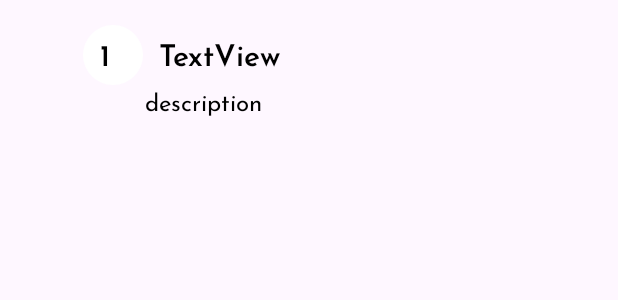
After one commit to poey11/FitMeApp, an Android app: the layout circuit_template.xml on its own in the app's theme, with its tools: preview values and no code run, on a phone screen of 412 x 824 dp. The commit adds this screen. Shown: the top 300 px of the screen. Run offline under Robolectric (Android 15) with nearby library versions, the light colour scheme and no system bars.

Commit message:
implement the initial view workout/circuit

```diff
--- a/app/src/main/AndroidManifest.xml
+++ b/app/src/main/AndroidManifest.xml
@@ -21,8 +21,11 @@
                 <category android:name="android.intent.category.LAUNCHER" />
             </intent-filter>
         </activity>
+
         <activity android:name=".activities.CreateNewWorkout">
+        </activity>
 
+        <activity android:name=".activities.ViewWorkout">
         </activity>
         <meta-data
             android:name="preloaded_fonts"
--- a/app/src/main/java/com/example/mobdeve/s13/payao/malcolm/fitme/activities/CreateNewWorkout.kt
+++ b/app/src/main/java/com/example/mobdeve/s13/payao/malcolm/fitme/activities/CreateNewWorkout.kt
@@ -3,9 +3,12 @@ package com.example.mobdeve.s13.payao.malcolm.fitme.activities
 import android.os.Bundle
 import android.widget.Button
 import androidx.appcompat.app.AppCompatActivity
+import androidx.recyclerview.widget.LinearLayoutManager
+import androidx.recyclerview.widget.RecyclerView
 import com.example.mobdeve.s13.payao.malcolm.fitme.R
 
 class CreateNewWorkout: AppCompatActivity() {
+
     override fun onCreate(savedInstanceState: Bundle?) {
         super.onCreate(savedInstanceState)
         setContentView(R.layout.create_new_workout)
@@ -16,4 +19,6 @@ class CreateNewWorkout: AppCompatActivity() {
             finish()
         }
     }
+
+
 }
--- a/app/src/main/java/com/example/mobdeve/s13/payao/malcolm/fitme/fragments/HomeFragment.kt
+++ b/app/src/main/java/com/example/mobdeve/s13/payao/malcolm/fitme/fragments/HomeFragment.kt
@@ -12,6 +12,7 @@ import androidx.recyclerview.widget.RecyclerView
 import com.example.mobdeve.s13.payao.malcolm.fitme.database.DataHelper
 import com.example.mobdeve.s13.payao.malcolm.fitme.R
 import com.example.mobdeve.s13.payao.malcolm.fitme.activities.CreateNewWorkout
+import com.example.mobdeve.s13.payao.malcolm.fitme.activities.ViewWorkout
 import com.example.mobdeve.s13.payao.malcolm.fitme.models.Workout
 import com.example.mobdeve.s13.payao.malcolm.fitme.adapter.WorkoutAdapter
 import com.google.android.material.floatingactionbutton.FloatingActionButton
@@ -39,7 +40,6 @@ class HomeFragment : Fragment() {
 
         val fab: FloatingActionButton = view.findViewById(R.id.floatingActionButton)
 
-
         fab.setOnClickListener {
             val intent = Intent(requireContext(), CreateNewWorkout::class.java)
             startActivity(intent)
--- /dev/null
+++ b/app/src/main/res/drawable/circle_shape.xml
@@ -0,0 +1,5 @@
+<?xml version="1.0" encoding="utf-8"?>
+<shape xmlns:android="http://schemas.android.com/apk/res/android"
+    android:shape="oval">
+    <solid android:color="#FFFFFF" /> <!-- White color -->
+</shape>
--- /dev/null
+++ b/app/src/main/res/layout/circuit_template.xml
@@ -0,0 +1,82 @@
+<?xml version="1.0" encoding="utf-8"?>
+<androidx.constraintlayout.widget.ConstraintLayout xmlns:android="http://schemas.android.com/apk/res/android"
+    xmlns:app="http://schemas.android.com/apk/res-auto"
+    xmlns:tools="http://schemas.android.com/tools"
+    android:layout_marginTop="15dp"
+    android:layout_gravity="center_horizontal"
+    android:layout_width="wrap_content"
+    android:layout_height="wrap_content"
+
+    >
+
+    <androidx.constraintlayout.widget.ConstraintLayout
+        android:layout_width="350dp"
+        android:layout_height="80dp"
+        app:layout_constraintBottom_toBottomOf="parent"
+        app:layout_constraintEnd_toEndOf="parent"
+        app:layout_constraintHorizontal_bias="0.491"
+        app:layout_constraintStart_toStartOf="parent"
+        app:layout_constraintTop_toTopOf="parent"
+        app:layout_constraintVertical_bias="0.024">
+
+        <TextView
+            android:id="@+id/textView4"
+            android:layout_width="wrap_content"
+            android:layout_height="wrap_content"
+            android:fontFamily="@font/josefin_sans_semibold"
+            android:text="TextView"
+            android:textColor="@color/black"
+            android:textSize="20dp"
+            app:layout_constraintBottom_toBottomOf="parent"
+            app:layout_constraintEnd_toEndOf="parent"
+            app:layout_constraintHorizontal_bias="0.279"
+            app:layout_constraintStart_toStartOf="parent"
+            app:layout_constraintTop_toTopOf="parent"
+            app:layout_constraintVertical_bias="0.127" />
+
+        <ImageView
+            android:id="@+id/imageView4"
+            android:layout_width="40dp"
+            android:layout_height="40dp"
+            android:background="@drawable/circle_shape"
+            android:scaleType="fitCenter"
+            app:layout_constraintBottom_toBottomOf="parent"
+            app:layout_constraintEnd_toEndOf="parent"
+            app:layout_constraintHorizontal_bias="0.08"
+            app:layout_constraintStart_toStartOf="parent"
+            app:layout_constraintTop_toTopOf="parent"
+            app:layout_constraintVertical_bias="0.04" />
+
+        <TextView
+            android:id="@+id/textView5"
+            android:layout_width="wrap_content"
+            android:layout_height="wrap_content"
+            android:fontFamily="@font/josefin_sans_semibold"
+            android:text="1"
+            android:textColor="@color/black"
+            android:textSize="20dp"
+            app:layout_constraintBottom_toBottomOf="parent"
+            app:layout_constraintEnd_toEndOf="parent"
+            app:layout_constraintHorizontal_bias="0.104"
+            app:layout_constraintStart_toStartOf="parent"
+            app:layout_constraintTop_toTopOf="parent"
+            app:layout_constraintVertical_bias="0.127" />
+
+        <TextView
+            android:id="@+id/textView6"
+            android:layout_width="wrap_content"
+            android:layout_height="wrap_content"
+            android:fontFamily="@font/josefin_sans"
+            android:text="description"
+            android:textColor="@color/black"
+            android:textSize="16dp"
+            app:layout_constraintBottom_toBottomOf="parent"
+            app:layout_constraintEnd_toEndOf="parent"
+            app:layout_constraintHorizontal_bias="0.243"
+            app:layout_constraintStart_toStartOf="parent"
+            app:layout_constraintTop_toTopOf="parent"
+            app:layout_constraintVertical_bias="0.7" />
+    </androidx.constraintlayout.widget.ConstraintLayout>
+
+
+</androidx.constraintlayout.widget.ConstraintLayout>
--- a/app/src/main/res/layout/create_new_workout.xml
+++ b/app/src/main/res/layout/create_new_workout.xml
@@ -1,7 +1,6 @@
 <?xml version="1.0" encoding="utf-8"?>
 <androidx.constraintlayout.widget.ConstraintLayout xmlns:android="http://schemas.android.com/apk/res/android"
     xmlns:app="http://schemas.android.com/apk/res-auto"
-    xmlns:tools="http://schemas.android.com/tools"
     android:layout_width="match_parent"
     android:layout_height="match_parent">
 
@@ -13,8 +12,6 @@
         android:drawableLeft="@drawable/ic_baseline_arrow"
         android:fontFamily="@font/josefin_sans_semibold"
         android:paddingLeft="18dp"
-        android:scaleX="1"
-        android:scaleY="1"
         android:text="Back"
         android:textSize="18dp"
         android:textColor="@color/black"
```
Also changed, not shown: app/src/main/java/com/example/mobdeve/s13/payao/malcolm/fitme/activities/ViewWorkout.kt (added, +52 -0 lines), app/src/main/java/com/example/mobdeve/s13/payao/malcolm/fitme/adapter/CExerciseAdapter.kt (added, +27 -0 lines), app/src/main/java/com/example/mobdeve/s13/payao/malcolm/fitme/adapter/CircuitAdapter.kt (added, +28 -0 lines), app/src/main/java/com/example/mobdeve/s13/payao/malcolm/fitme/adapter/WorkoutAdapter.kt (+12 -6 lines), app/src/main/java/com/example/mobdeve/s13/payao/malcolm/fitme/database/DataHelper.kt (+69 -32 lines), app/src/main/java/com/example/mobdeve/s13/payao/malcolm/fitme/models/CExerciseViewHolder.kt (added, +24 -0 lines), app/src/main/java/com/example/mobdeve/s13/payao/malcolm/fitme/models/C_exercise.kt (added, +8 -0 lines), app/src/main/java/com/example/mobdeve/s13/payao/malcolm/fitme/models/Circuit.kt (added, +7 -0 lines), app/src/main/java/com/example/mobdeve/s13/payao/malcolm/fitme/models/CircuitViewHolder.kt (added, +27 -0 lines), app/src/main/java/com/example/mobdeve/s13/payao/malcolm/fitme/models/Workout.kt (+7 -4 lines), app/src/main/java/com/example/mobdeve/s13/payao/malcolm/fitme/models/WorkoutViewHolder.kt (+2 -7 lines), app/src/main/res/drawable/circuit_shape.xml (added, +7 -0 lines), app/src/main/res/layout/circuit_layout.xml (added, +36 -0 lines), app/src/main/res/layout/view_workout.xml (+76 -0 lines).
